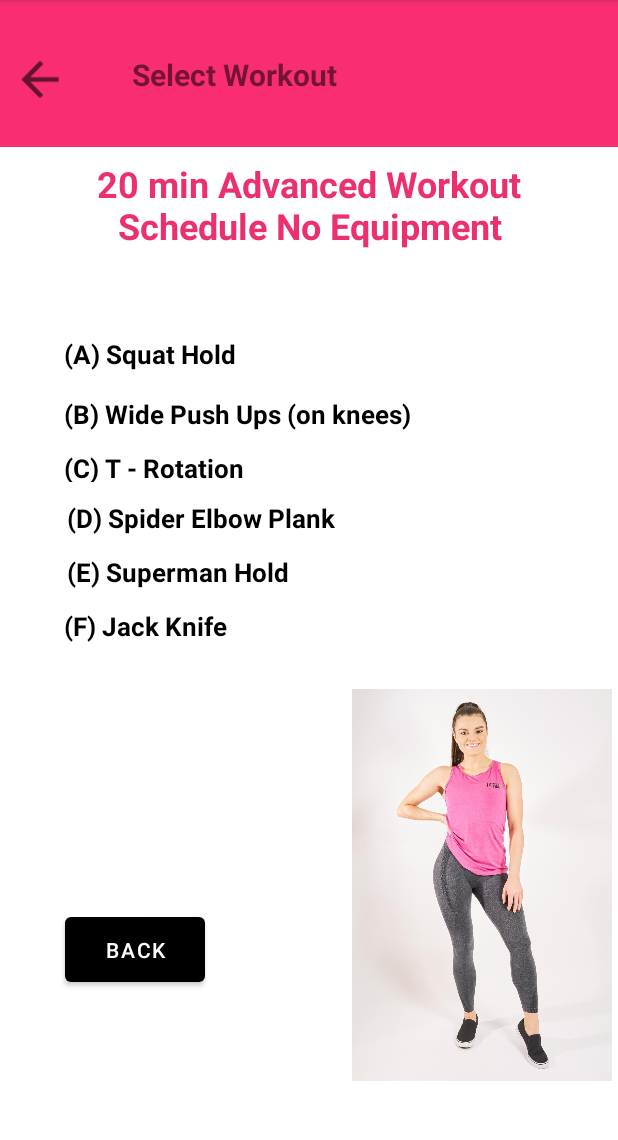
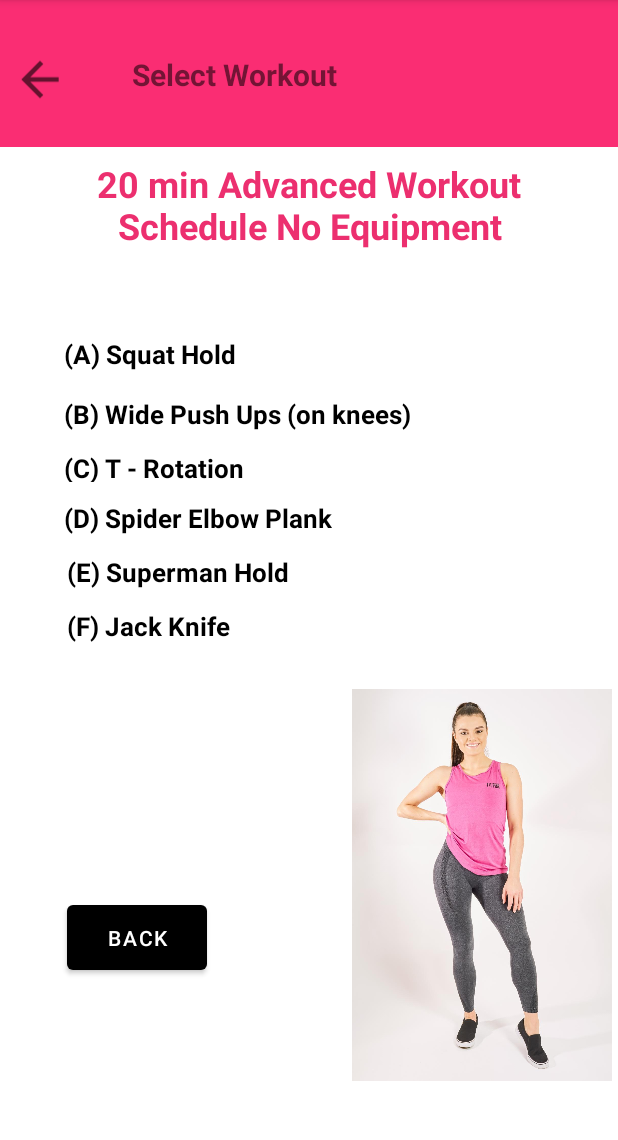
Before and after one commit to AnuththaraGHN/Fitness-World, an Android app: the MainActivity4 screen opened directly, with no data from a screen before it, on a phone screen of 412 x 824 dp, the part 84-1224 px from its top. Run offline under Robolectric (Android 15) with nearby library versions, the phone set to English and light mode, and no system bars.

Commit message:
workout pages updated

```diff
--- a/app/src/main/res/layout/activity_main4.xml
+++ b/app/src/main/res/layout/activity_main4.xml
@@ -114,7 +114,7 @@
         android:textSize="17sp"
         android:textStyle="bold"
         app:layout_constraintEnd_toEndOf="parent"
-        app:layout_constraintHorizontal_bias="0.191"
+        app:layout_constraintHorizontal_bias="0.182"
         app:layout_constraintStart_toStartOf="parent"
         app:layout_constraintTop_toBottomOf="@+id/txtAExD" />
 
@@ -144,7 +144,7 @@
         android:textSize="17sp"
         android:textStyle="bold"
         app:layout_constraintEnd_toEndOf="parent"
-        app:layout_constraintHorizontal_bias="0.141"
+        app:layout_constraintHorizontal_bias="0.148"
         app:layout_constraintStart_toStartOf="parent"
         app:layout_constraintTop_toBottomOf="@+id/txtAExF" />
 
@@ -152,13 +152,13 @@
         android:id="@+id/btnBackA"
         android:layout_width="93dp"
         android:layout_height="55dp"
-        android:layout_marginTop="176dp"
+        android:layout_marginTop="168dp"
         android:contentDescription="@string/btnBackA"
         android:text="BACK"
         android:textColor="#FFFFFF"
         app:backgroundTint="#000000"
         app:layout_constraintEnd_toEndOf="parent"
-        app:layout_constraintHorizontal_bias="0.135"
+        app:layout_constraintHorizontal_bias="0.141"
         app:layout_constraintStart_toStartOf="parent"
         app:layout_constraintTop_toBottomOf="@+id/txtAExG" />
 
--- a/app/src/main/res/layout/activity_main6.xml
+++ b/app/src/main/res/layout/activity_main6.xml
@@ -155,7 +155,7 @@
         android:id="@+id/btnBackB"
         android:layout_width="93dp"
         android:layout_height="55dp"
-        android:layout_marginBottom="60dp"
+        android:layout_marginBottom="68dp"
         android:contentDescription="@string/btnBackB"
         android:text="BACk"
         android:textColor="#FFFFFF"
```
